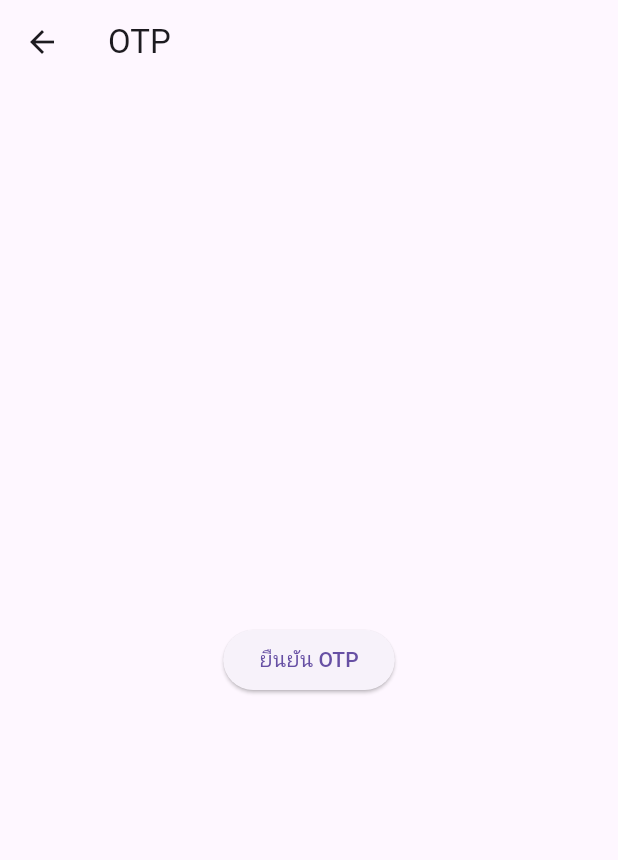
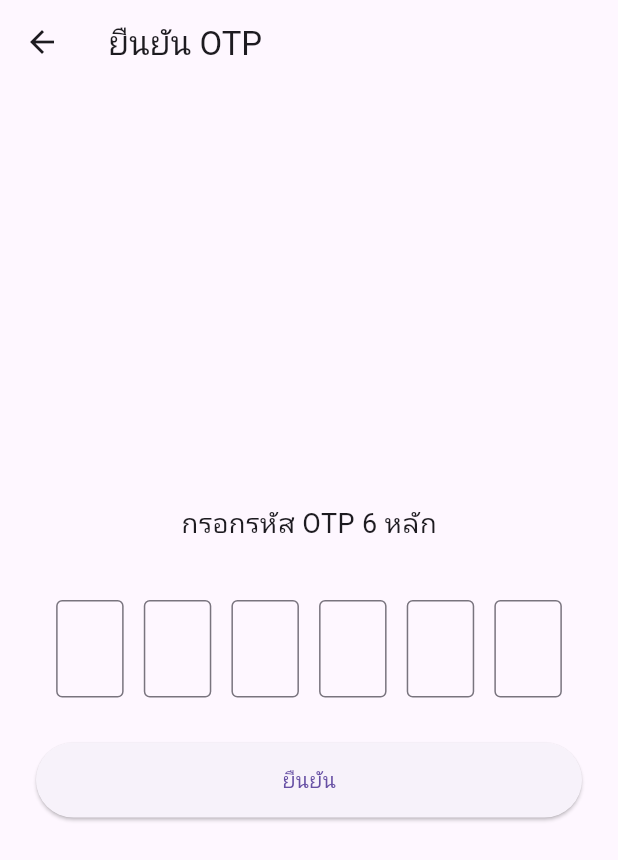
Before and after one commit to toyourmint/Smile-Dental-Clinic, a Flutter app: the OTPScreen screen opened directly, on a phone screen of 412 x 824 dp. Shown: the top 860 px of the screen. Run offline on Flutter 3.47's test engine with Material 3 defaults, Android fonts, the phone set to English and light mode, and no system bars.

Commit message:
ragis create otp

```diff
--- a/frontend/mylogin/lib/screen/otp_screen.dart
+++ b/frontend/mylogin/lib/screen/otp_screen.dart
@@ -1,39 +1,185 @@
 import 'package:flutter/material.dart';
-import 'reset_password_screen.dart';
+import 'package:mylogin/services/auth_service.dart';
 import 'create_password_screen.dart';
 
-class OTPScreen extends StatelessWidget {
+class OTPScreen extends StatefulWidget {
   final bool isReset;
+  final String? email; // ✅ รับ email จาก Register
 
-  const OTPScreen({super.key, this.isReset = false});
+  const OTPScreen({
+    super.key,
+    this.isReset = false,
+    this.email,
+  });
 
   @override
-  Widget build(BuildContext context) {
+  State<OTPScreen> createState() => _OTPScreenState();
+}
 
-    return Scaffold(
-      appBar: AppBar(title: const Text("OTP")),
+class _OTPScreenState extends State<OTPScreen> {
 
-      body: Center(
-        child: ElevatedButton(
-          child: const Text("ยืนยัน OTP"),
-          onPressed: () {
+  final List<TextEditingController> controllers =
+      List.generate(6, (_) => TextEditingController());
 
-            if (isReset) {
+  final List<FocusNode> focusNodes =
+      List.generate(6, (_) => FocusNode());
+
+  bool _isLoading = false;
+
+  /// =============================
+  /// รวม OTP
+  /// =============================
+  String get otp =>
+      controllers.map((e) => e.text).join();
+
+  /// =============================
+  /// verify OTP
+  /// =============================
+  Future<void> _verifyOtp() async {
+    if (otp.length != 6) {
+      ScaffoldMessenger.of(context).showSnackBar(
+        const SnackBar(content: Text("กรุณากรอก OTP ให้ครบ 6 หลัก")),
+      );
+      return;
+    }
+
+    setState(() => _isLoading = true);
+
+    try {
+      /// 🔥 เรียก backend
+      final result = await AuthService.verifyOtp(
+        email: widget.email,
+        otp: otp,
+      );
+
+      if (!mounted) return;
+
+      if (result['statusCode'] == 200) {
+        if (widget.isReset) {
           Navigator.pushReplacement(
             context,
             MaterialPageRoute(
-                  builder: (_) => const ResetPasswordScreen(),
+              builder: (_) =>
+                  CreatePasswordScreen(email: widget.email),
             ),
           );
         } else {
           Navigator.pushReplacement(
             context,
             MaterialPageRoute(
-                  builder: (_) => const CreatePasswordScreen(),
+              builder: (_) =>
+                  CreatePasswordScreen(email: widget.email),
             ),
           );
         }
+      } else {
+        ScaffoldMessenger.of(context).showSnackBar(
+          const SnackBar(content: Text("OTP ไม่ถูกต้อง")),
+        );
+      }
+    } catch (e) {
+      ScaffoldMessenger.of(context).showSnackBar(
+        const SnackBar(content: Text("เชื่อมต่อเซิร์ฟเวอร์ไม่ได้")),
+      );
+    }
+
+    setState(() => _isLoading = false);
+  }
+
+  /// =============================
+  /// ช่อง OTP 1 ช่อง
+  /// =============================
+  Widget buildOtpBox(int index) {
+    return SizedBox(
+      width: 45,
+      child: TextField(
+        controller: controllers[index],
+        focusNode: focusNodes[index],
+        keyboardType: TextInputType.number,
+        textAlign: TextAlign.center,
+        maxLength: 1,
+        style: const TextStyle(fontSize: 22),
+        decoration: const InputDecoration(
+          counterText: "",
+          border: OutlineInputBorder(),
+        ),
+        onChanged: (value) {
+          /// ไปช่องถัดไป
+          if (value.isNotEmpty && index < 5) {
+            focusNodes[index + 1].requestFocus();
+          }
+
+          /// ลบแล้วถอยกลับ
+          if (value.isEmpty && index > 0) {
+            focusNodes[index - 1].requestFocus();
+          }
         },
+      ),
+    );
+  }
+
+  /// =============================
+  /// dispose
+  /// =============================
+  @override
+  void dispose() {
+    for (var c in controllers) {
+      c.dispose();
+    }
+    for (var f in focusNodes) {
+      f.dispose();
+    }
+    super.dispose();
+  }
+
+  /// =============================
+  /// UI
+  /// =============================
+  @override
+  Widget build(BuildContext context) {
+    return Scaffold(
+      appBar: AppBar(title: const Text("ยืนยัน OTP")),
+      body: Padding(
+        padding: const EdgeInsets.all(24),
+        child: Column(
+          mainAxisAlignment: MainAxisAlignment.center,
+          children: [
+            const Text(
+              "กรอกรหัส OTP 6 หลัก",
+              style: TextStyle(fontSize: 18),
+            ),
+
+            const SizedBox(height: 8),
+
+            /// แสดง email
+            if (widget.email != null)
+              Text(
+                widget.email!,
+                style: const TextStyle(color: Colors.grey),
+              ),
+
+            const SizedBox(height: 30),
+
+            /// OTP 6 ช่อง
+            Row(
+              mainAxisAlignment: MainAxisAlignment.spaceEvenly,
+              children: List.generate(6, buildOtpBox),
+            ),
+
+            const SizedBox(height: 30),
+
+            /// ปุ่มยืนยัน
+            SizedBox(
+              width: double.infinity,
+              height: 50,
+              child: ElevatedButton(
+                onPressed: _isLoading ? null : _verifyOtp,
+                child: _isLoading
+                    ? const CircularProgressIndicator(color: Colors.white)
+                    : const Text("ยืนยัน"),
+              ),
+            ),
+          ],
         ),
       ),
     );
--- a/frontend/mylogin/lib/splash_screen.dart
+++ /dev/null
@@ -1 +0,0 @@
-// TODO Implement this library.
```
Also changed, not shown: frontend/mylogin/lib/screen/create_password_screen.dart (+59 -32 lines), frontend/mylogin/lib/services/auth_service.dart (+36 -0 lines). Lines whose indentation alone changed are shown as unchanged.
